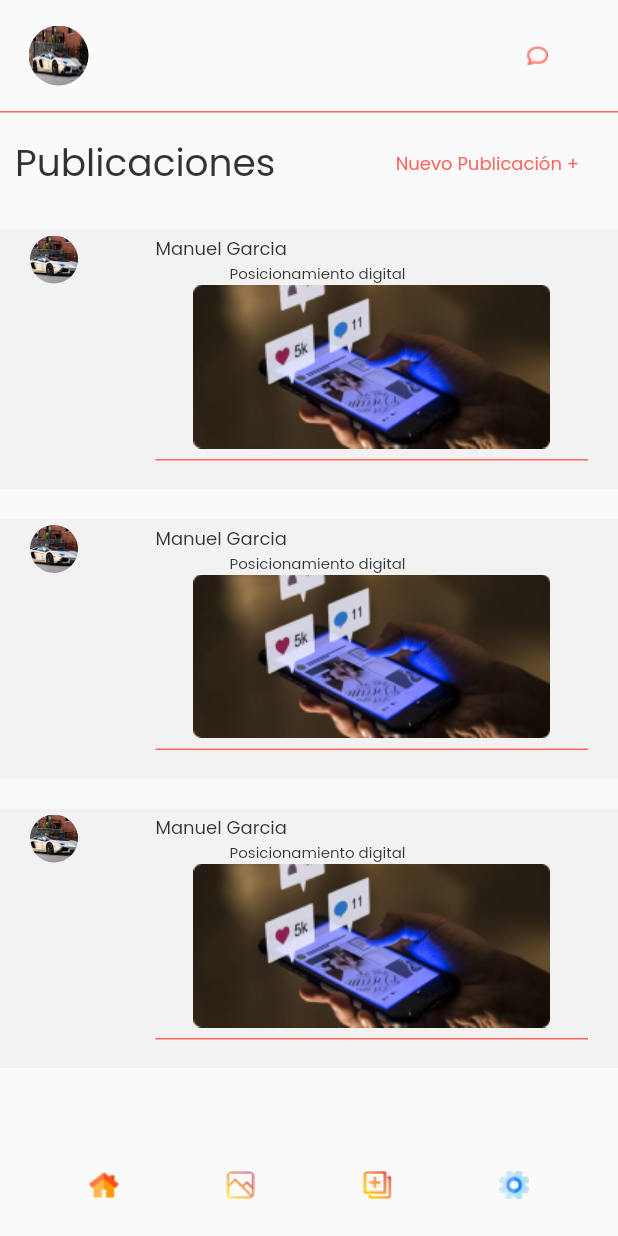
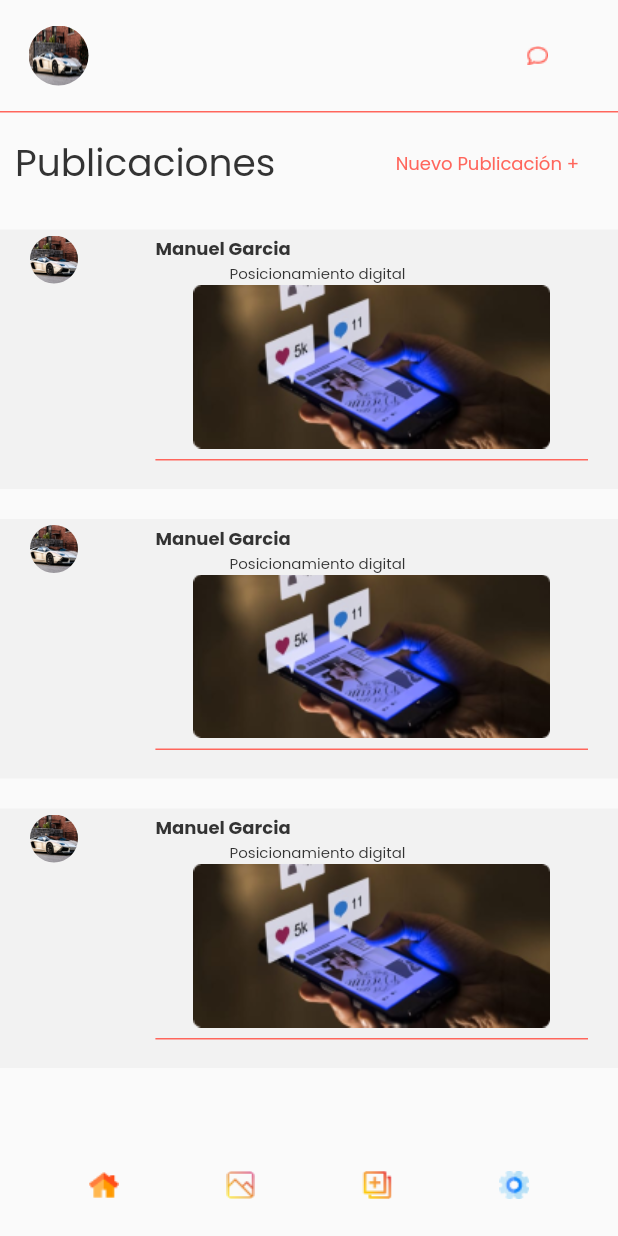
Before and after one commit to fonzk/Crypto-Innovate-, a Flutter app: the FeedPublicaciones screen opened directly, on a phone screen of 412 x 824 dp. Run offline on Flutter 3.47's test engine with Material 2 defaults, Android fonts, the light colour scheme and no system bars.

Commit message:
agregando modificaciones a la fuente

```diff
--- a/lib/feedpublicaciones.dart
+++ b/lib/feedpublicaciones.dart
@@ -128,7 +128,7 @@
                             textAlign: TextAlign.left,
                             style: TextStyle(
                                 fontFamily: "Poppins",
-                                fontWeight: FontWeight.w400,
+                                fontWeight: FontWeight.w700,
                                 fontSize: 12,
                                 color: Color.fromRGBO(51, 51, 51, 1)),
                           ),
--- a/pubspec.yaml
+++ b/pubspec.yaml
@@ -79,8 +79,11 @@
     - family: Poppins
       fonts:
         - asset: assets/fonts/Poppins/Poppins-Regular.ttf
+          weight: 400
+        - asset: assets/fonts/Poppins/Poppins-Medium.ttf
+          weight: 500
         - asset: assets/fonts/Poppins/Poppins-Bold.ttf
-          weight: 500
+          weight: 700
   # To add assets to your application, add an assets section, like this:
   # assets:
   #   - images/a_dot_burr.jpeg
```
